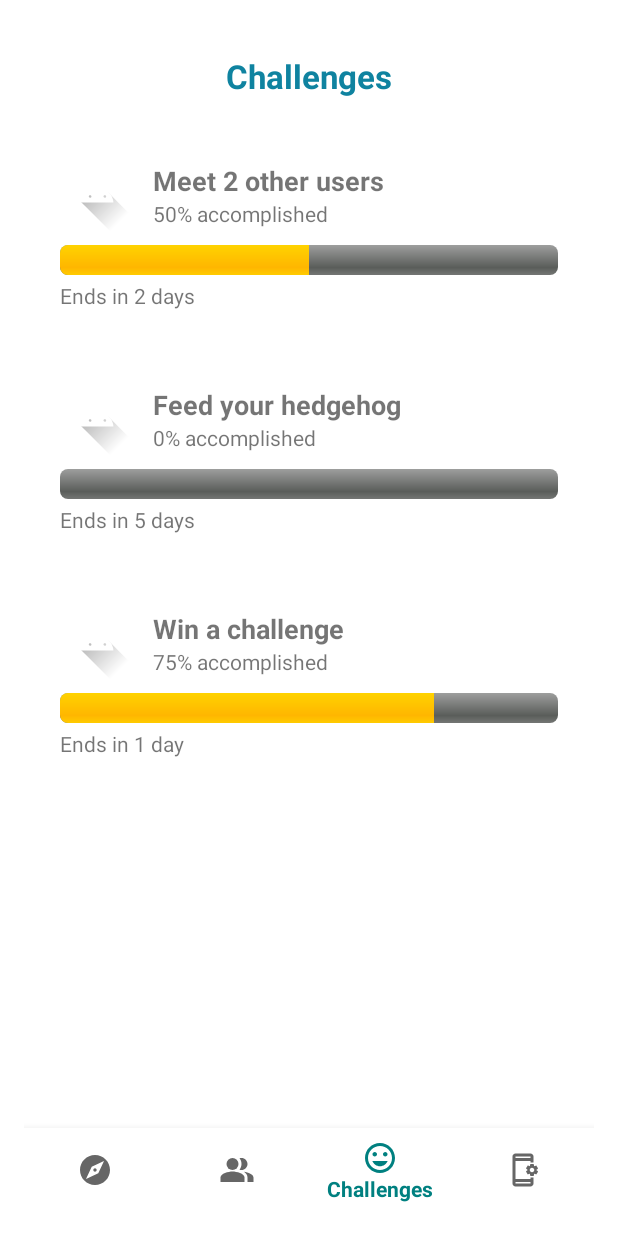
After one commit to lee0427/fietsmeet, an Android app built with Jetpack Compose: the ChallengesActivity screen opened directly, with no data from a screen before it, on a phone screen of 412 x 824 dp. The commit adds this screen. Run offline under Robolectric (Android 15) with nearby library versions, the phone set to English and light mode, and no system bars; Roboto replaces fonts that are not available here.

Commit message:
added challenges-work-in-progress

```diff
--- /dev/null
+++ b/fietsmeet2/app/src/main/java/com/example/fietsmeet/Challenge.kt
@@ -0,0 +1,9 @@
+package com.example.fietsmeet
+
+data class Challenge(
+    val title: String,
+    val description: String,
+    val progress: Int, // Progress percentage (0-100)
+    val timeLeft: String, // Time left for challenge
+//    val profileImageResId: Int // Profile image of the challenge
+)
--- /dev/null
+++ b/fietsmeet2/app/src/main/java/com/example/fietsmeet/ChallengeAdapter.kt
@@ -0,0 +1,38 @@
+package com.example.fietsmeet
+
+import android.view.LayoutInflater
+import android.view.View
+import android.view.ViewGroup
+import android.widget.ImageView
+import android.widget.ProgressBar
+import android.widget.TextView
+import androidx.recyclerview.widget.RecyclerView
+
+class ChallengeAdapter(private val challenges: List<Challenge>) :
+    RecyclerView.Adapter<ChallengeAdapter.ChallengeViewHolder>() {
+
+    class ChallengeViewHolder(view: View) : RecyclerView.ViewHolder(view) {
+        val challengeTitle: TextView = view.findViewById(R.id.challengeTitle)
+        val challengeDescription: TextView = view.findViewById(R.id.challengeDescription)
+        val challengeProgress: ProgressBar = view.findViewById(R.id.challengeProgressBar)
+        val challengeProfile: ImageView = view.findViewById(R.id.challengeProfileImage)
+        val challengeTimeLeft: TextView = view.findViewById(R.id.challengeTimeLeft)
+    }
+
+    override fun onCreateViewHolder(parent: ViewGroup, viewType: Int): ChallengeViewHolder {
+        val view = LayoutInflater.from(parent.context)
+            .inflate(R.layout.item_challenge, parent, false)
+        return ChallengeViewHolder(view)
+    }
+
+    override fun onBindViewHolder(holder: ChallengeViewHolder, position: Int) {
+        val challenge = challenges[position]
+        holder.challengeTitle.text = challenge.title
+        holder.challengeDescription.text = challenge.description
+        holder.challengeProgress.progress = challenge.progress
+        holder.challengeTimeLeft.text = challenge.timeLeft
+//        holder.challengeProfile.setImageResource(challenge.profileImageResId)
+    }
+
+    override fun getItemCount() = challenges.size
+}
--- /dev/null
+++ b/fietsmeet2/app/src/main/java/com/example/fietsmeet/ChallengesActivity.kt
@@ -0,0 +1,114 @@
+package com.example.fietsmeet
+
+import android.content.Intent
+import android.os.Bundle
+import android.view.MenuItem
+import android.widget.Toast
+import androidx.appcompat.app.AppCompatActivity
+import androidx.recyclerview.widget.LinearLayoutManager
+import androidx.recyclerview.widget.RecyclerView
+import com.google.android.material.bottomnavigation.BottomNavigationView
+
+class ChallengesActivity : AppCompatActivity() {
+
+    private lateinit var challengeAdapter: ChallengeAdapter
+    private lateinit var challengeList: List<Challenge>
+
+    override fun onCreate(savedInstanceState: Bundle?) {
+        super.onCreate(savedInstanceState)
+        setContentView(R.layout.activity_challenges)
+
+        // Sample Data
+        challengeList = listOf(
+            Challenge("Meet 2 other users", "50% accomplished", 50, "Ends in 2 days"),
+            Challenge("Feed your hedgehog", "0% accomplished", 0, "Ends in 5 days"),
+            Challenge("Win a challenge", "75% accomplished", 75, "Ends in 1 day")
+        )
+
+        // RecyclerView Setup
+        val recyclerView = findViewById<RecyclerView>(R.id.challengesRecyclerView)
+        recyclerView.layoutManager = LinearLayoutManager(this)
+        challengeAdapter = ChallengeAdapter(challengeList)
+        recyclerView.adapter = challengeAdapter
+
+        // Bottom Navigation
+        val bottomNav = findViewById<BottomNavigationView>(R.id.bottom_navigation)
+        bottomNav.setOnItemSelectedListener { item: MenuItem ->
+            when (item.itemId) {
+                R.id.nav_explore -> startActivity(Intent(this, HomeActivity::class.java))
+                R.id.nav_friends -> startActivity(Intent(this, FriendsActivity::class.java))
+                R.id.nav_community -> true // Stay on this page
+                R.id.nav_settings -> Toast.makeText(this, "Settings Clicked", Toast.LENGTH_SHORT).show()
+            }
+            true
+        }
+        bottomNav.selectedItemId = R.id.nav_community
+    }
+}
+
+
+
+
+
+
+
+//package com.example.fietsmeet
+//
+//import android.content.Intent
+//import android.os.Bundle
+//import android.view.MenuItem
+//import android.widget.Toast
+//import androidx.appcompat.app.AppCompatActivity
+//import androidx.recyclerview.widget.LinearLayoutManager
+//import androidx.recyclerview.widget.RecyclerView
+//import com.google.android.material.bottomnavigation.BottomNavigationView
+//
+//class ChallengesActivity : AppCompatActivity() {
+//
+//    private lateinit var challengeAdapter: ChallengeAdapter
+//    private lateinit var challengeList: List<Challenge>
+//
+//    override fun onCreate(savedInstanceState: Bundle?) {
+//        super.onCreate(savedInstanceState)
+//        setContentView(R.layout.activity_challenges)
+//
+//        // Sample Data
+//        challengeList = listOf(
+//            Challenge("Meet 2 other users", "50% accomplished", 50, "Ends in 2 days"),
+//            Challenge("Feed your hedgehog", "0% accomplished", 0, "Ends in 5 days"),
+//            Challenge("Win a challenge", "75% accomplished", 75, "Ends in 1 day")
+//        )
+//
+//        // RecyclerView Setup
+//        val recyclerView = findViewById<RecyclerView>(R.id.challengesRecyclerView)
+//        recyclerView.layoutManager = LinearLayoutManager(this)
+//        challengeAdapter = ChallengeAdapter(challengeList)
+//        recyclerView.adapter = challengeAdapter
+//
+//        // ✅ Bottom Navigation Setup
+//        val bottomNav = findViewById<BottomNavigationView>(R.id.bottom_navigation)
+//        bottomNav?.setOnItemSelectedListener { item: MenuItem ->
+//            when (item.itemId) {
+//                R.id.nav_explore -> {
+//                    startActivity(Intent(this, HomeActivity::class.java))
+//                    finish()
+//                    true
+//                }
+//                R.id.nav_friends -> {
+//                    startActivity(Intent(this, FriendsActivity::class.java))
+//                    finish()
+//                    true
+//                }
+//                R.id.nav_community -> true // Stay on the same page
+//                R.id.nav_settings -> {
+//                    Toast.makeText(this, "Settings Clicked", Toast.LENGTH_SHORT).show()
+//                    true
+//                }
+//                else -> false
+//            }
+//        }
+//
+//        // ✅ Highlight "Challenges" as selected
+//        bottomNav?.selectedItemId = R.id.nav_community
+//    }
+//}
--- a/fietsmeet2/app/src/main/java/com/example/fietsmeet/FriendsActivity.kt
+++ b/fietsmeet2/app/src/main/java/com/example/fietsmeet/FriendsActivity.kt
@@ -12,6 +12,7 @@ import com.google.android.material.bottomnavigation.BottomNavigationView
 import com.google.android.material.floatingactionbutton.FloatingActionButton
 import com.google.firebase.auth.FirebaseAuth
 import com.google.firebase.database.*
+import com.google.firebase.database.FirebaseDatabase
 
 class FriendsActivity : AppCompatActivity() {
     private val database = FirebaseDatabase.getInstance("https://use-q2-app-default-rtdb.europe-west1.firebasedatabase.app").reference
@@ -59,7 +60,9 @@ class FriendsActivity : AppCompatActivity() {
                 }
                 R.id.nav_friends -> true
                 R.id.nav_community -> {
-                    Toast.makeText(this, "Community Clicked", Toast.LENGTH_SHORT).show()
+                    // 🔹 **Fix: Open ChallengesActivity when "Challenges" is clicked**
+                    val intent = Intent(this, ChallengesActivity::class.java)
+                    startActivity(intent)
                     true
                 }
                 R.id.nav_settings -> {
--- a/fietsmeet2/app/src/main/java/com/example/fietsmeet/HomeActivity.kt
+++ b/fietsmeet2/app/src/main/java/com/example/fietsmeet/HomeActivity.kt
@@ -82,7 +82,9 @@ class HomeActivity : AppCompatActivity() {
                     true
                 }
                 R.id.nav_community -> {
-                    Toast.makeText(this, "Community Selected", Toast.LENGTH_SHORT).show()
+                    // 🔹 **Fix: Open ChallengesActivity when "Challenges" is clicked**
+                    val intent = Intent(this, ChallengesActivity::class.java)
+                    startActivity(intent)
                     true
                 }
                 R.id.nav_settings -> {
@@ -94,79 +96,3 @@ class HomeActivity : AppCompatActivity() {
         }
     }
 }
-
-//package com.example.fietsmeet
-//
-//import android.content.Context
-//import android.content.Intent
-//import android.content.SharedPreferences
-//import android.os.Bundle
-//import android.view.MenuItem
-//import android.widget.Button
-//import android.widget.TextView
-//import android.widget.Toast
-//import androidx.appcompat.app.AppCompatActivity
-//import com.google.android.material.bottomnavigation.BottomNavigationView
-//
-//class HomeActivity : AppCompatActivity() {
-//
-//    companion object {
-//        const val SHARED_PREFS = "shared_prefs"
-//        const val EMAIL_KEY = "email_key"
-//    }
-//
-//    private lateinit var sharedpreferences: SharedPreferences
-//    private var email: String? = null
-//
-//    override fun onCreate(savedInstanceState: Bundle?) {
-//        super.onCreate(savedInstanceState)
-//        setContentView(R.layout.activity_home)
-//
-//        // Initialize Shared Preferences
-//        sharedpreferences = getSharedPreferences(SHARED_PREFS, Context.MODE_PRIVATE)
-//        email = sharedpreferences.getString(EMAIL_KEY, "User")
-//
-//        // Set Welcome Message
-//        val welcomeTV = findViewById<TextView>(R.id.idTVWelcome)
-//        welcomeTV.text = "Welcome, $email!"
-//
-//        // Logout Button
-//        val logoutBtn = findViewById<Button>(R.id.idBtnLogout)
-//        logoutBtn.setOnClickListener {
-//            val editor = sharedpreferences.edit()
-//            editor.clear()
-//            editor.apply()
-//
-//            val intent = Intent(this, MainActivity::class.java)
-//            intent.flags = Intent.FLAG_ACTIVITY_NEW_TASK or Intent.FLAG_ACTIVITY_CLEAR_TASK
-//            startActivity(intent)
-//            finish()
-//        }
-//
-//        // Bottom Navigation
-//        val bottomNav = findViewById<BottomNavigationView>(R.id.bottom_navigation)
-//        bottomNav.setOnNavigationItemSelectedListener { item: MenuItem ->
-//            when (item.itemId) {
-//                R.id.nav_explore -> {
-//                    Toast.makeText(this, "Explore Selected", Toast.LENGTH_SHORT).show()
-//                    true
-//                }
-//                R.id.nav_friends -> {
-//                    Toast.makeText(this, "Friends Selected", Toast.LENGTH_SHORT).show()
-//                    true
-//                }
-//                R.id.nav_community -> {
-//                    Toast.makeText(this, "Community Selected", Toast.LENGTH_SHORT).show()
-//                    true
-//                }
-//                R.id.nav_settings -> {
-//                    Toast.makeText(this, "Settings Selected", Toast.LENGTH_SHORT).show()
-//                    true
-//                }
-//                else -> false
-//            }
-//        }
-//    }
-//}
-//
-//
--- /dev/null
+++ b/fietsmeet2/app/src/main/res/layout/activity_challenges.xml
@@ -0,0 +1,38 @@
+ <RelativeLayout
+    xmlns:android="http://schemas.android.com/apk/res/android"
+    xmlns:app="http://schemas.android.com/apk/res-auto"
+    android:layout_width="match_parent"
+    android:layout_height="match_parent"
+    android:padding="16dp">
+
+    <!-- Challenges Title -->
+    <TextView
+        android:id="@+id/challengeTitle"
+        android:layout_width="wrap_content"
+        android:layout_height="wrap_content"
+        android:text="Challenges"
+        android:textSize="22sp"
+        android:textStyle="bold"
+        android:textColor="#0F83A0"
+        android:layout_centerHorizontal="true"
+        android:layout_marginTop="20dp"/>
+
+    <!-- RecyclerView for Challenges -->
+    <androidx.recyclerview.widget.RecyclerView
+        android:id="@+id/challengesRecyclerView"
+        android:layout_width="match_parent"
+        android:layout_height="0dp"
+        android:layout_below="@id/challengeTitle"
+        android:layout_above="@id/bottom_navigation"
+        android:layout_marginTop="16dp"/>
+
+    <!-- Bottom Navigation Bar -->
+    <com.google.android.material.bottomnavigation.BottomNavigationView
+        android:id="@+id/bottom_navigation"
+        android:layout_width="match_parent"
+        android:layout_height="wrap_content"
+        android:layout_alignParentBottom="true"
+        android:background="?android:attr/windowBackground"
+        app:menu="@menu/bottom_nav_menu"/>
+
+</RelativeLayout>
--- /dev/null
+++ b/fietsmeet2/app/src/main/res/layout/item_challenge.xml
@@ -0,0 +1,62 @@
+<?xml version="1.0" encoding="utf-8"?>
+<LinearLayout xmlns:android="http://schemas.android.com/apk/res/android"
+    android:layout_width="match_parent"
+    android:layout_height="wrap_content"
+    android:orientation="vertical"
+    android:padding="16dp"
+    android:layout_margin="8dp">
+
+    <LinearLayout
+        android:layout_width="match_parent"
+        android:layout_height="wrap_content"
+        android:orientation="horizontal"
+        android:gravity="center_vertical">
+
+        <ImageView
+            android:id="@+id/challengeProfileImage"
+            android:layout_width="50dp"
+            android:layout_height="50dp"
+            android:src="@drawable/ic_launcher_foreground"
+            android:layout_marginEnd="12dp" />
+
+        <LinearLayout
+            android:layout_width="wrap_content"
+            android:layout_height="wrap_content"
+            android:orientation="vertical">
+
+            <TextView
+                android:id="@+id/challengeTitle"
+                android:layout_width="wrap_content"
+                android:layout_height="wrap_content"
+                android:text="Challenge Title"
+                android:textStyle="bold"
+                android:textSize="18sp"/>
+
+            <TextView
+                android:id="@+id/challengeDescription"
+                android:layout_width="wrap_content"
+                android:layout_height="wrap_content"
+                android:text="Challenge Description"
+                android:textSize="14sp"/>
+        </LinearLayout>
+    </LinearLayout>
+
+    <ProgressBar
+        android:id="@+id/challengeProgressBar"
+        android:layout_width="match_parent"
+        android:layout_height="wrap_content"
+        style="@android:style/Widget.ProgressBar.Horizontal"
+        android:progress="50"
+        android:max="100"
+        android:layout_marginTop="8dp"/>
+
+    <TextView
+        android:id="@+id/challengeTimeLeft"
+        android:layout_width="wrap_content"
+        android:layout_height="wrap_content"
+        android:text="Ends in 3 days"
+        android:textSize="14sp"
+        android:layout_marginTop="4dp"/>
+</LinearLayout>
+
+<!--    android:background="@drawable/challenge_background"-->
--- a/fietsmeet2/app/src/main/res/menu/bottom_nav_menu.xml
+++ b/fietsmeet2/app/src/main/res/menu/bottom_nav_menu.xml
@@ -11,7 +11,7 @@
     <item
         android:id="@+id/nav_community"
         android:icon="@drawable/ic_community"
-        android:title="Community"/>
+        android:title="Challenges"/>
     <item
         android:id="@+id/nav_settings"
         android:icon="@drawable/ic_settings"
--- a/fietsmeet2/app/src/main/res/values/colors.xml
+++ b/fietsmeet2/app/src/main/res/values/colors.xml
@@ -7,4 +7,7 @@
     <color name="teal_700">#FF018786</color>
     <color name="black">#FF000000</color>
     <color name="white">#FFFFFFFF</color>
+    <color name="light_blue">#E8F9FD</color>
+    <color name="primaryBlue">#0F83A0</color>
+    <color name="cardBackground">#FFFFFF</color>
 </resources>
--- a/fietsmeet2/app/src/main/res/values/strings.xml
+++ b/fietsmeet2/app/src/main/res/values/strings.xml
@@ -16,6 +16,8 @@
     <string name="title_activity_friends_activity.kt">FriendsActivity.kt</string>
     <string name="title_activity_friends">FriendsActivity</string>
     <string name="title_activity_chat">ChatActivity</string>
+    <string name="title_activity_challenges_activity.kt">ChallengesActivity.kt</string>
+    <string name="title_activity_challenges">ChallengesActivity</string>
 
 
     <!--   <string name="title_activity_home.kt">HomeActivity.kt</string>&ndash;&gt;-->
```
Also changed, not shown: fietsmeet2/app/src/main/AndroidManifest.xml (+13 -2 lines).
